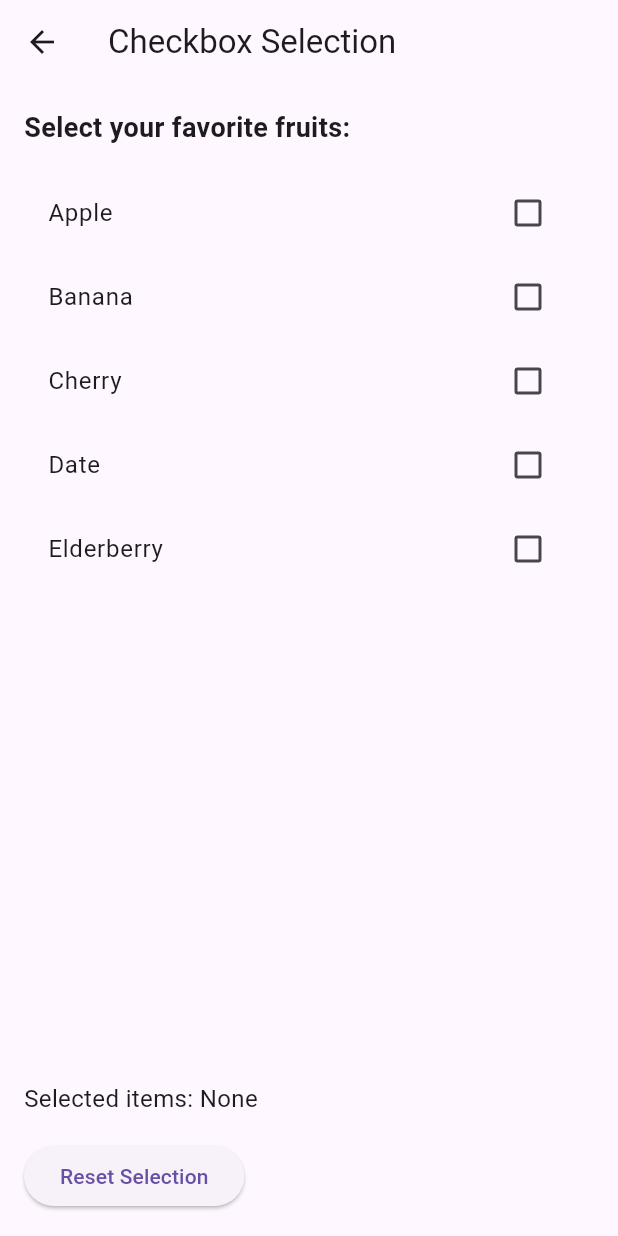
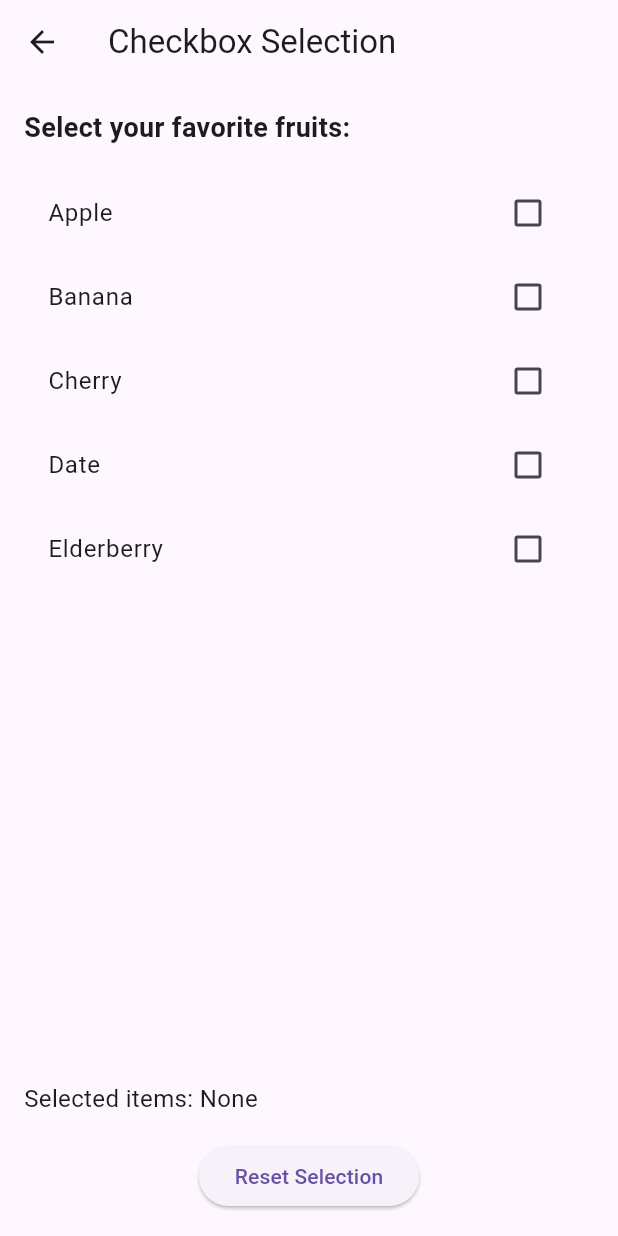
Before and after one commit to pradapjackie/flutter-automation-frameworks, a Flutter app: the screen it shows after launch, after a tap on "Checkbox Selection", on a phone screen of 412 x 824 dp. Run offline on Flutter 3.47's test engine with Material 3 defaults, Android fonts, the phone set to English and light mode, and no system bars; missing offline and left inert: flutter_driver.

Commit message:
updated the code to run for flutter apps with proper keys

```diff
--- a/flutter_automation_project/lib/utils/keys.dart
+++ b/flutter_automation_project/lib/utils/keys.dart
@@ -1,40 +1,53 @@
-import 'package:flutter/material.dart';
+// lib/utils/keys.dart
+import 'package:flutter/widgets.dart';
 
-class AppKeys {
-  // Home Screen
-  static const homeScreenList = Key('home_screen_list');
-  static const homeScreenTitle = Key('home_screen_title');
+abstract class AppKeys {
+  // ─── Home Screen ───────────────────────────────────────────────────────────────
+  static const homeScreenList            = Key('home_screen_list');
+  static const homeScreenTitle           = Key('home_screen_title');
+  static const homeScreenSearchField     = Key('home_screen_search_field');
+  static const homeScreenSearchIcon      = Key('home_screen_search_icon');
 
-  // Checkbox Selection
-  static const checkboxSelectionScreen = Key('checkbox_selection_screen');
-  static const checkboxItem = Key('checkbox_item');
-  static const checkboxSelected = Key('checkbox_selected');
-  static const checkboxReset = Key('checkbox_reset');
+  // Home Screen Tiles
+  static const checkboxSelectionTile     = Key('checkbox_selection_tile');
+  static const radioSelectionTile        = Key('radio_selection_tile');
+  static const dropdownSelectionTile     = Key('dropdown_selection_tile');
+  static const sliderSelectionTile       = Key('slider_selection_tile');
+  static const toggleSelectionTile       = Key('toggle_selection_tile');
+  static const datePickerSelectionTile   = Key('date_picker_selection_tile');
 
-  // Radio Selection
-  static const radioSelectionScreen = Key('radio_selection_screen');
-  static const radioOption = Key('radio_option');
-  static const radioSelected = Key('radio_selected');
+  // ─── Checkbox Selection Screen ────────────────────────────────────────────────
+  static const checkboxSelectionScreen   = Key('checkbox_selection_screen');
+  static const checkboxHeader            = Key('checkbox_header');      // ← new
+  static const checkboxList              = Key('checkbox_list');        // ← new
+  static const checkboxItem              = Key('checkbox_item');
+  static const checkboxSelected          = Key('checkbox_selected');
+  static const checkboxReset             = Key('checkbox_reset');
 
-  // Dropdown Selection
-  static const dropdownSelectionScreen = Key('dropdown_selection_screen');
-  static const dropdownButton = Key('dropdown_button');
-  static const dropdownItem = Key('dropdown_item');
-  static const dropdownSelected = Key('dropdown_selected');
+  // ─── Radio Selection Screen ───────────────────────────────────────────────────
+  static const radioSelectionScreen      = Key('radio_selection_screen');
+  static const radioOption               = Key('radio_option');
+  static const radioSelected             = Key('radio_selected');
 
-  // Slider Selection
-  static const sliderSelectionScreen = Key('slider_selection_screen');
-  static const sliderWidget = Key('slider_widget');
-  static const sliderValueText = Key('slider_value_text');
+  // ─── Dropdown Selection Screen ───────────────────────────────────────────────
+  static const dropdownSelectionScreen   = Key('dropdown_selection_screen');
+  static const dropdownButton            = Key('dropdown_button');
+  static const dropdownItem              = Key('dropdown_item');
+  static const dropdownSelected          = Key('dropdown_selected');
 
-  // Toggle Selection
-  static const toggleSelectionScreen = Key('toggle_selection_screen');
-  static const toggleSwitch = Key('toggle_switch');
-  static const toggleStatus = Key('toggle_status');
+  // ─── Slider Selection Screen ─────────────────────────────────────────────────
+  static const sliderSelectionScreen     = Key('slider_selection_screen');
+  static const sliderWidget              = Key('slider_widget');
+  static const sliderValueText           = Key('slider_value_text');
 
-  //calendar
-   static const homeScreenSearchField = Key('homeScreenSearchField');
-  static const homeScreenSearchIcon = Key('homeScreenSearchIcon');
+  // ─── Toggle Selection Screen ─────────────────────────────────────────────────
+  static const toggleSelectionScreen     = Key('toggle_selection_screen');
+  static const toggleSwitch              = Key('toggle_switch');
+  static const toggleStatus              = Key('toggle_status');
 
-
+  // ─── Date Picker Selection Screen ────────────────────────────────────────────
+  static const datePickerSelectionScreen = Key('date_picker_selection_screen');
+  static const datePickerButton          = Key('date_picker_button');
+  static const datePickerDisplay         = Key('date_picker_display');
+  static const datePickerClear           = Key('date_picker_clear');
 }
--- a/flutter_automation_project/lib/widgets/checkbox_selection.dart
+++ b/flutter_automation_project/lib/widgets/checkbox_selection.dart
@@ -1,3 +1,5 @@
+// lib/widgets/checkbox_selection.dart
+
 import 'package:flutter/material.dart';
 import '../utils/keys.dart';
 
@@ -24,18 +26,24 @@ class CheckboxSelectionState extends State<CheckboxSelection> {
       key: AppKeys.checkboxSelectionScreen,
       crossAxisAlignment: CrossAxisAlignment.start,
       children: [
+        // 1. Header text
         const Text(
           'Select your favorite fruits:',
+          key: AppKeys.checkboxHeader,         // ← you need to add this in AppKeys
           style: TextStyle(fontSize: 18, fontWeight: FontWeight.bold),
         ),
+
         const SizedBox(height: 16),
+
+        // 2. The scrollable list
         Expanded(
           child: ListView.builder(
+            key: AppKeys.checkboxList,          // ← and this too in AppKeys
             itemCount: items.length,
             itemBuilder: (context, index) {
               final item = items[index];
               return CheckboxListTile(
-                key: Key('${AppKeys.checkboxItem.toString()}_$index'),
+                key: Key('checkbox_item_$index'), // dynamic per‐item key
                 title: Text(item),
                 value: selectedItems.contains(item),
                 onChanged: (bool? value) {
@@ -51,21 +59,27 @@ class CheckboxSelectionState extends State<CheckboxSelection> {
             },
           ),
         ),
+
         const SizedBox(height: 16),
+
+        // 3. Display of current selection
         Text(
           'Selected items: ${selectedItems.isEmpty ? "None" : selectedItems.join(", ")}',
           key: AppKeys.checkboxSelected,
           style: const TextStyle(fontSize: 16),
         ),
+
         const SizedBox(height: 16),
-        ElevatedButton(
-          key: AppKeys.checkboxReset,
-          onPressed: () {
-            setState(() {
-              selectedItems.clear();
-            });
-          },
-          child: const Text('Reset Selection'),
+
+        // 4. Reset button
+        Center(
+          child: ElevatedButton(
+            key: AppKeys.checkboxReset,
+            onPressed: () {
+              setState(() => selectedItems.clear());
+            },
+            child: const Text('Reset Selection'),
+          ),
         ),
       ],
     );
```
Also changed, not shown: flutter_automation_project/pubspec.lock (deleted).
